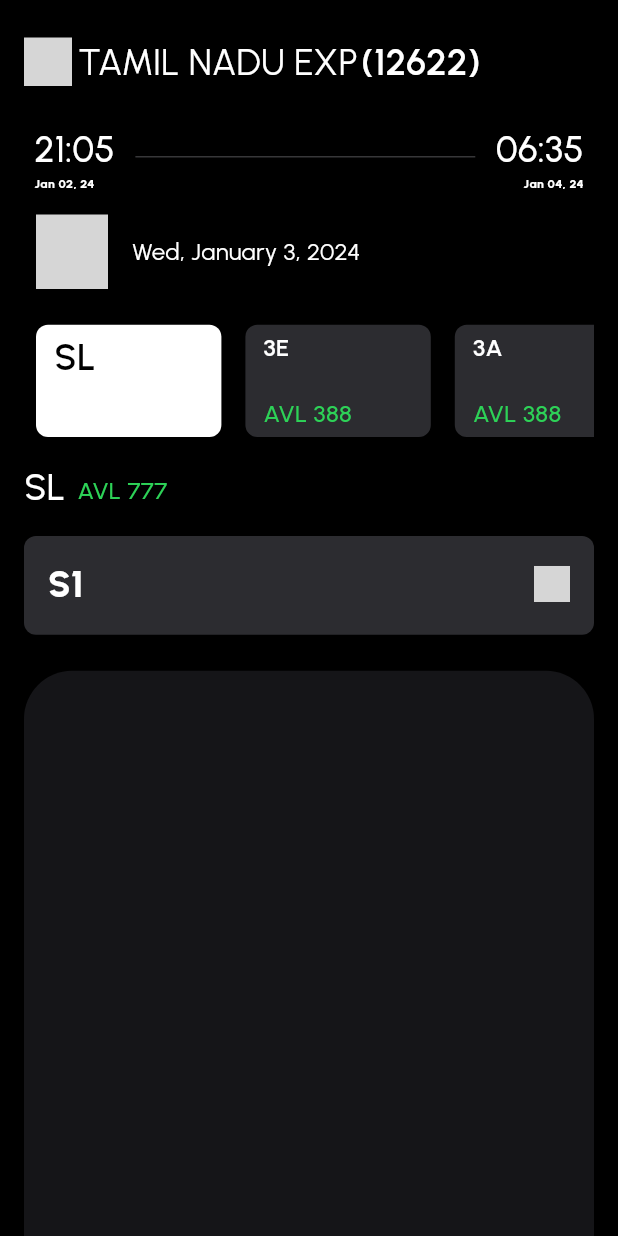
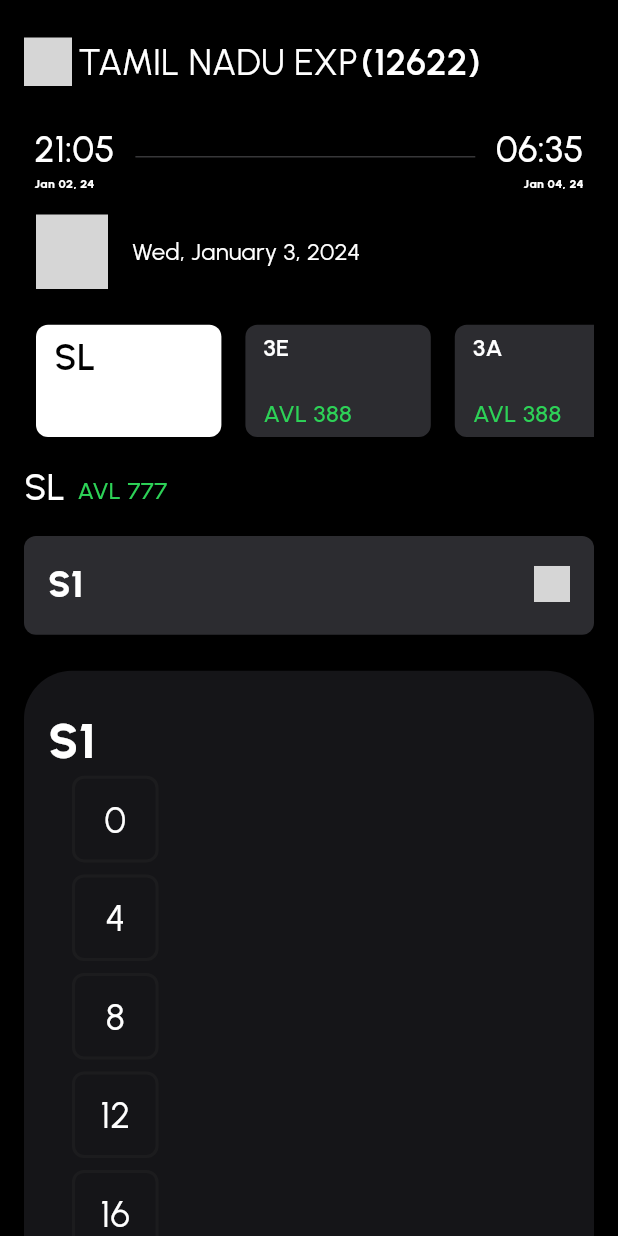
Before and after one commit to Sama-3l/BharatRail, a Flutter app: the screen it shows after launch, after a tap on "LOAD TRAINS", after a tap on "SL", on a phone screen of 412 x 824 dp. Run offline on Flutter 3.47's test engine with Material 3 defaults, Android fonts, the phone set to English and light mode, and no system bars; our stand-ins replace bloc, flutter_bloc; missing offline and left inert: iconify_flutter; statements that could not run were skipped; grey boxes are pictures that could not be loaded.

Commit message:
This might just work

```diff
--- a/lib/constants/constants.dart
+++ b/lib/constants/constants.dart
@@ -16,6 +16,14 @@
   "1A": ["H", "3"]
 };
 
+// Each letter correspond to their index in the seats list in Seats object
+Map<int, String> seatTypeIndex = {
+  0 : "U",
+  1 : "M",
+  2 : "L",
+  3 : "SL/SU"
+};
+
 const double fontSizeHeading = 32.0;
 const double fontSizeLarge = 24.0;
 const double fontSizeMedium = 16.0;
--- /dev/null
+++ b/lib/data/models/seats.dart
@@ -0,0 +1,5 @@
+import 'package:flutter/material.dart';
+
+class Seats {
+  List<List<Widget>> seats = [[], [], [], []];
+}
--- a/lib/functions/functions.dart
+++ b/lib/functions/functions.dart
@@ -8,12 +8,15 @@
 import 'package:bharatrail/data/models/city.dart';
 import 'package:bharatrail/data/models/class.dart';
 import 'package:bharatrail/data/models/coach.dart';
+import 'package:bharatrail/data/models/seats.dart';
 import 'package:bharatrail/data/models/ticket.dart';
 import 'package:bharatrail/data/models/train.dart';
 import 'package:bharatrail/data/models/user.dart';
 import 'package:bharatrail/data/repostitories/cities.dart';
+import 'package:bharatrail/functions/const_functions.dart';
 import 'package:bharatrail/presentation/pages/buy_ticket.dart';
 import 'package:bharatrail/presentation/pages/city_select.dart';
+import 'package:bharatrail/presentation/widgets/ticket_block.dart';
 import 'package:flutter/material.dart';
 import 'package:flutter_bloc/flutter_bloc.dart';
 
@@ -142,7 +145,7 @@
             : defaultDynamic;
   }
 
-  // On selecting class of Ticket ()
+  // On selecting class of Ticket (train_class_tile.dart)
   void onSelectingClass(Class currClass, Train train, bool buyTicketPage,
       User user, BuildContext context, DarkTheme theme) {
     Ticket newTicket = Ticket(
@@ -161,4 +164,16 @@
           builder: (context) => BuyTicket(user: user, theme: theme)));
     }
   }
+
+  // Loads the seats correctly (ticket_grid.dart)
+  Seats loadTicketLists(Seats seats, User user, DarkTheme theme) {
+    List<bool> seatAvail = user.tickets[0].coach!.seats;
+    int p = 0;
+    while (p < seatAvail.length) {
+      seats.seats[p % 4].add(TicketGridItem(
+          index: "$p", theme: theme, padding: setPadding(right: 8, bottom: 8)));
+      p++;
+    }
+    return seats;
+  }
 }
--- a/lib/functions/widgetGenerator.dart
+++ b/lib/functions/widgetGenerator.dart
@@ -10,7 +10,7 @@
 import 'package:bharatrail/presentation/widgets/city_select_date_widget.dart';
 import 'package:bharatrail/presentation/widgets/select_coach_drop_down.dart';
 import 'package:bharatrail/presentation/widgets/sliver_app_bar.dart';
-import 'package:bharatrail/presentation/widgets/train_coaches.dart';
+import 'package:bharatrail/presentation/widgets/ticket_grid.dart';
 import 'package:bharatrail/presentation/widgets/train_select_class.dart';
 import 'package:bharatrail/presentation/widgets/train_select_widget.dart';
 import 'package:bharatrail/presentation/widgets/train_time_bar.dart';
@@ -111,7 +111,23 @@
         currClass: train.classes[
             allClasses.keys.toList().indexOf(user.tickets[0].seatClass)],
         ticket: user.tickets[0]));
-    children.add(TrainGrid(user: user, theme: theme));
+    for (int i = 0;
+        i <
+            train
+                .classes[
+                    allClasses.keys.toList().indexOf(user.tickets[0].seatClass)]
+                .coaches
+                .length;
+        i++) {
+      children.add(TicketGrid(
+          user: user,
+          theme: theme,
+          currCoach: train
+              .classes[
+                  allClasses.keys.toList().indexOf(user.tickets[0].seatClass)]
+              .coaches[i]));
+    }
+
     return children;
   }
 }
--- /dev/null
+++ b/lib/presentation/widgets/ticket_block.dart
@@ -0,0 +1,33 @@
+import 'package:bharatrail/constants/colors.dart';
+import 'package:bharatrail/constants/constants.dart';
+import 'package:bharatrail/functions/const_functions.dart';
+import 'package:flutter/material.dart';
+
+class TicketGridItem extends StatelessWidget {
+  TicketGridItem(
+      {super.key,
+      required this.index,
+      required this.theme,
+      required this.padding});
+
+  final String index;
+  final DarkTheme theme;
+  final EdgeInsets padding;
+
+  @override
+  Widget build(BuildContext context) {
+    return Padding(
+      padding: padding,
+      child: Container(
+          height: MediaQuery.of(context).size.height * 0.07,
+          width: MediaQuery.of(context).size.height * 0.07,
+          decoration: BoxDecoration(
+              border: Border.all(color: theme.surfaceGrey3, width: 2),
+              borderRadius: BorderRadius.circular(8)),
+          child: Center(
+            child: Text(index,
+                style: urbanist(theme.labelWhite, fontsize: fontSizeLarge)),
+          )),
+    );
+  }
+}
--- a/lib/presentation/widgets/ticket_grid.dart
+++ b/lib/presentation/widgets/ticket_grid.dart
@@ -1,26 +1,59 @@
 import 'package:bharatrail/constants/colors.dart';
+import 'package:bharatrail/constants/constants.dart';
+import 'package:bharatrail/data/models/coach.dart';
+import 'package:bharatrail/data/models/seats.dart';
 import 'package:bharatrail/data/models/user.dart';
+import 'package:bharatrail/functions/const_functions.dart';
+import 'package:bharatrail/functions/functions.dart';
 import 'package:flutter/material.dart';
 
 class TicketGrid extends StatefulWidget {
-  TicketGrid({super.key, required this.user, required this.theme});
+  TicketGrid(
+      {super.key,
+      required this.user,
+      required this.theme,
+      required this.currCoach});
 
   DarkTheme theme;
   User user;
+  Coach currCoach;
 
   @override
   State<TicketGrid> createState() => _TicketGridState();
 }
 
 class _TicketGridState extends State<TicketGrid> {
-  List<Widget> lowerSeats = [];
-  List<Widget> middleSeats = [];
-  List<Widget> upperSeats = [];
-  List<Widget> sideSeats = [];
+  Seats allSeats = Seats();
+  Functions func = Functions();
 
+  @override
+  void initState() {
+    // TODO: implement initState
+    super.initState();
+    allSeats = func.loadTicketLists(allSeats, widget.user, widget.theme);
+  }
 
   @override
   Widget build(BuildContext context) {
-    return const Placeholder();
+    return Padding(
+      padding: setPadding(top: 24, bottom: 24),
+      child: Container(
+        decoration: BoxDecoration(
+            color: widget.theme.surfaceElevated,
+            borderRadius: BorderRadius.circular(32)),
+        height: MediaQuery.of(context).size.height * 2,
+        child: Container(
+            padding: setPadding(top: 24),
+            child: Column(
+              crossAxisAlignment: CrossAxisAlignment.start,
+              children: [
+                Text(widget.currCoach.coachNumber.toString(),
+                    style: urbanist(widget.theme.labelWhite,
+                        fontsize: fontSizeHeading, weight: FontWeight.w800)),
+                Column(children: allSeats.seats[0])
+              ],
+            )),
+      ),
+    );
   }
 }
--- a/lib/presentation/widgets/train_coaches.dart
+++ /dev/null
@@ -1,31 +0,0 @@
-import 'package:bharatrail/constants/colors.dart';
-import 'package:bharatrail/constants/constants.dart';
-import 'package:bharatrail/data/models/user.dart';
-import 'package:bharatrail/functions/const_functions.dart';
-import 'package:flutter/material.dart';
-
-class TrainGrid extends StatefulWidget {
-  const TrainGrid({super.key, required this.user, required this.theme});
-
-  final User user;
-  final DarkTheme theme;
-
-  @override
-  State<TrainGrid> createState() => _TrainGridState();
-}
-
-class _TrainGridState extends State<TrainGrid> {
-  @override
-  Widget build(BuildContext context) {
-    return Padding(
-      padding: setPadding(top: 24, bottom: 24),
-      child: Container(
-        decoration: BoxDecoration(
-            color: widget.theme.surfaceElevated,
-            borderRadius: BorderRadius.circular(32)),
-        height: MediaQuery.of(context).size.height * 3,
-        child: Container(),
-      ),
-    );
-  }
-}
```
